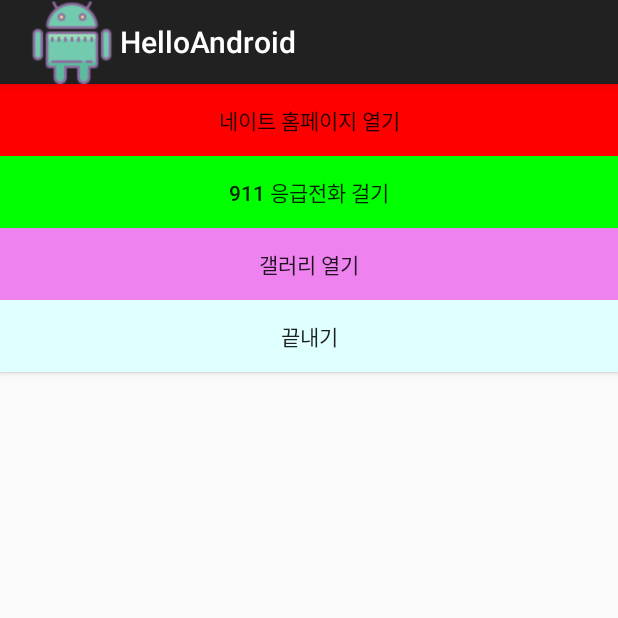
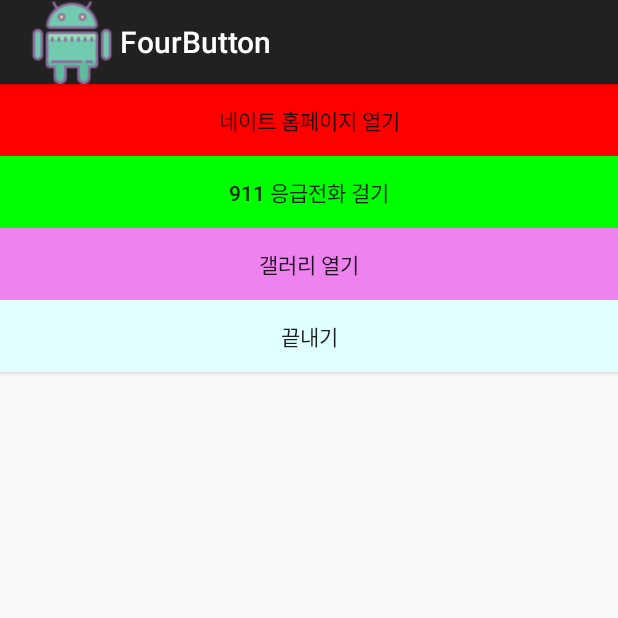
Before and after one commit to slzp03/Project, an Android app: the screen it shows after launch (MainActivity), on a phone screen of 412 x 824 dp, the top half of it. Run offline under Robolectric (Android 15) with nearby library versions, the phone set to English and light mode, and no system bars.

Commit message:
새로운 편집

```diff
--- a/HelloAndroid/app/src/main/AndroidManifest.xml
+++ b/HelloAndroid/app/src/main/AndroidManifest.xml
@@ -8,10 +8,11 @@
     <application
         android:allowBackup="true"
         android:icon="@mipmap/ic_launcher"
-        android:label="@string/app_name"
+        android:label="@string/app_th"
         android:roundIcon="@drawable/icon"
         android:supportsRtl="true"
         android:theme="@style/Theme.AppCompat.Light.DarkActionBar">
+        //안드로이드 앱 아이콘 및 제목 설정, 검은색 테마로 변경
         <activity android:name=".MainActivity">
             <intent-filter>
                 <action android:name="android.intent.action.MAIN" />
--- a/HelloAndroid/app/src/main/java/com/example/helloandroid/MainActivity.java
+++ b/HelloAndroid/app/src/main/java/com/example/helloandroid/MainActivity.java
@@ -3,11 +3,9 @@ package com.example.helloandroid;
 import android.content.Intent;
 import android.net.Uri;
 import android.os.Bundle;
-import android.provider.MediaStore;
 import android.view.View;
 import android.widget.Button;
 import android.widget.Toast;
-import android.widget.ImageView;
 
 import androidx.appcompat.app.AppCompatActivity;
 
@@ -22,19 +20,22 @@ public class MainActivity extends AppCompatActivity {
 
         getSupportActionBar().setDisplayShowHomeEnabled(true);
         getSupportActionBar().setIcon(R.drawable.icon);
+        // 액션바에 아이콘 삽입 기능
 
-        button1=(Button)findViewById(R.id.button1);
-        button2=(Button)findViewById(R.id.button2);
-        button3=(Button)findViewById(R.id.button3);
-        button4=(Button)findViewById(R.id.button4);
+        button1=(Button)findViewById(R.id.button1); //뷰에서 id가 button1인 것을 변수 button1로 사용
+        button2=(Button)findViewById(R.id.button2); //뷰에서 id가 button2인 것을 변수 button2로 사용
+        button3=(Button)findViewById(R.id.button3); //뷰에서 id가 button3인 것을 변수 button3로 사용
+        button4=(Button)findViewById(R.id.button4); //뷰에서 id가 button4인 것을 변수 button4로 사용
 
-        button1.setOnClickListener(new View.OnClickListener() {
+        button1.setOnClickListener(new View.OnClickListener() {   //button1을 클릭하면 실행
             @Override
             public void onClick(View v) {
                 Toast.makeText(getApplicationContext(),"홈페이지를 엽니다.",Toast.LENGTH_SHORT).show();
+                //토스트 메세지로 "홈페이지를 엽니다." 출력
                 Intent intent = new Intent(Intent.ACTION_VIEW, Uri.parse("https://m.nate.com"));
+                //인텐트를 생성하여 Uri 전송
                 startActivity(intent);
-
+                //인텐트 실행
 
             }
         });
@@ -43,8 +44,11 @@ public class MainActivity extends AppCompatActivity {
             @Override
             public void onClick(View v) {
                 Toast.makeText(getApplicationContext(),"전화를 겁니다.",Toast.LENGTH_SHORT).show();
+                //토스트 메세지로 "전화를 겁니다." 출력
                 Intent intent = new Intent(Intent.ACTION_VIEW, Uri.parse("tel:911"));
+                //인텐트를 생성하여 Uri 전송
                 startActivity(intent);
+                //인텐트 실행
             }
         });
 
@@ -52,9 +56,11 @@ public class MainActivity extends AppCompatActivity {
             @Override
             public void onClick(View v) {
                 Toast.makeText(getApplicationContext(),"갤러리를 엽니다.",Toast.LENGTH_SHORT).show();
+                //토스트 메세지로 "갤러리를 엽니다." 출력
                 Intent intent = new Intent(Intent.ACTION_VIEW, Uri.parse("content://media/internal/images/media"));
+                //인텐트를 생성하여 Uri 전송
                 startActivity(intent);
-
+                //인텐트 실행
 
             }
         });
@@ -63,7 +69,9 @@ public class MainActivity extends AppCompatActivity {
             @Override
             public void onClick(View v) {
                 Toast.makeText(getApplicationContext(),"프로그램을 종료합니다.",Toast.LENGTH_SHORT).show();
+                //토스트 메세지로 "프로그램을 종료합니다." 출력
                 finish();
+                //프로그램 종료
             }
         });
     }
--- a/HelloAndroid/app/src/main/res/layout/activity_main.xml
+++ b/HelloAndroid/app/src/main/res/layout/activity_main.xml
@@ -31,5 +31,5 @@
         android:id="@+id/button4"
         android:background="#E0FFFF"
         android:text="@string/strBtn4"></Button>
-
+ // LinearLayout에 버튼 4개 생성 및 버튼에 문자와 색상, id 지정
 </LinearLayout>
--- a/HelloAndroid/app/src/main/res/values/strings.xml
+++ b/HelloAndroid/app/src/main/res/values/strings.xml
@@ -4,4 +4,5 @@
     <string name="strBtn2">911 응급전화 걸기</string>
     <string name="strBtn3">갤러리 열기</string>
     <string name="strBtn4">끝내기</string>
+    <string name="app_th">FourButton</string>
 </resources>
```
